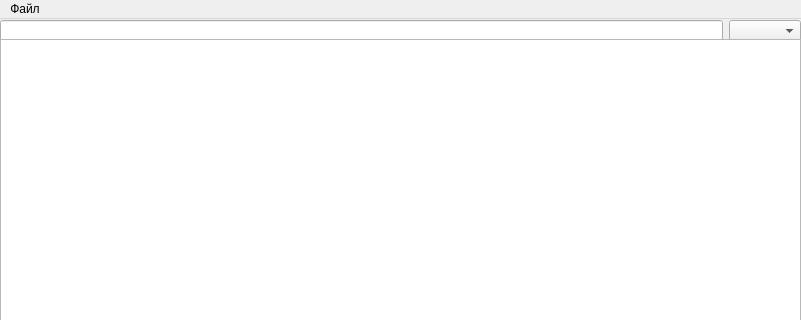
Above: Course-Paper/search.ui from Zulcom/Course-Paper before the change; both pictures show x 0 to 801 and y 0 to 320 of the 801 by 500 pixel window. Below: the same form after it.
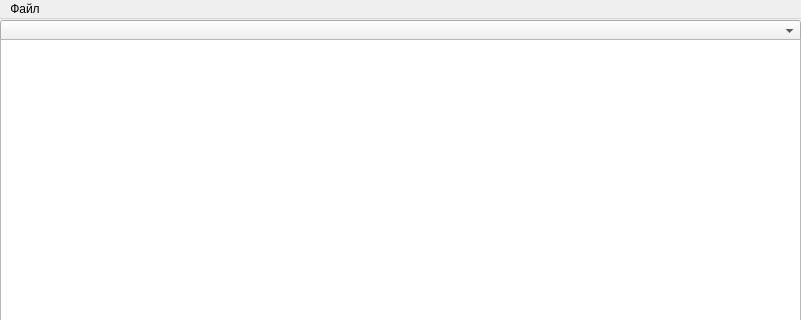
That is the form after the change.

```diff
--- a/Course-Paper/search.ui
+++ b/Course-Paper/search.ui
@@ -40,9 +40,6 @@
      </rect>
     </property>
     <layout class="QHBoxLayout" name="horizontalLayout">
-     <item>
-      <widget class="QLineEdit" name="searchBox"/>
-     </item>
      <item>
       <widget class="QComboBox" name="searchType"/>
      </item>
```
Left out of the diff: 19 changed lines with no effect on the pictures.
